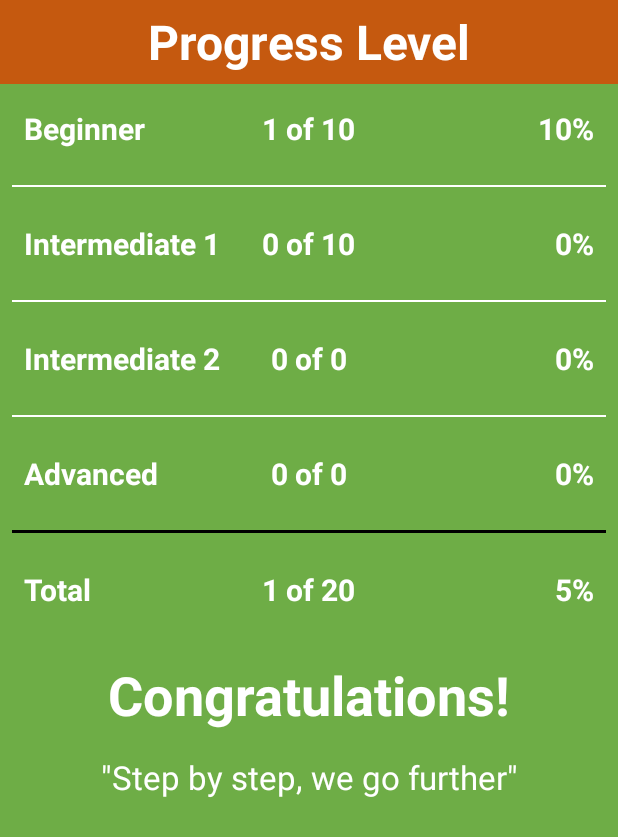
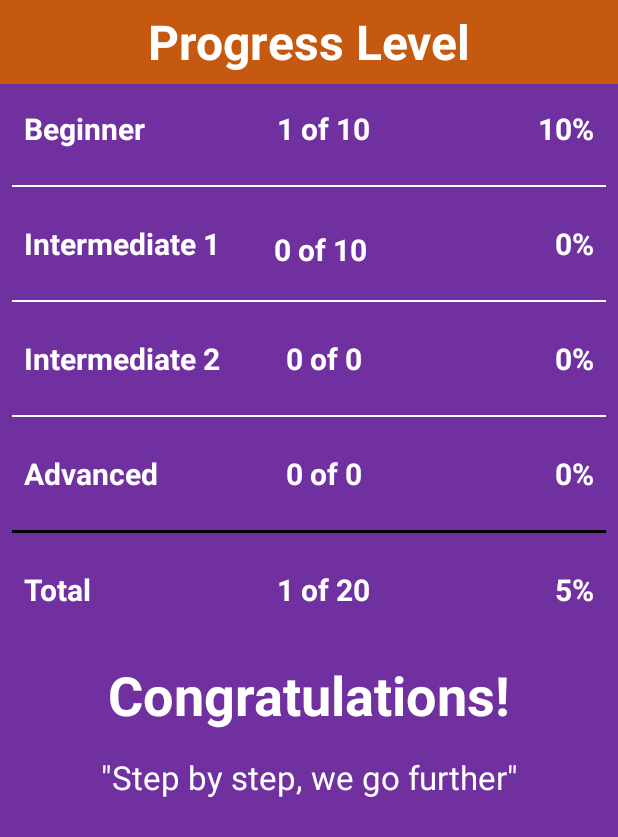
Before and after one commit to cressterrell/2_step_videos, an Android app: the ProgressLevelActivity screen opened directly, with no data from a screen before it, on a phone screen of 412 x 824 dp. Shown: the top 837 px of the screen. Run offline under Robolectric (Android 15) with nearby library versions, the phone set to English and light mode, and no system bars.

Commit message:
Few styling updates. Locked video to portrait. Shifted center column right on progress screen. Made background of progress screen purple. Removed audio on listview click.

```diff
--- a/app/src/main/AndroidManifest.xml
+++ b/app/src/main/AndroidManifest.xml
@@ -40,7 +40,7 @@
             android:name=".SavedRoutinesActivity" android:screenOrientation="portrait"
             android:label="@string/category_saved_routine" />
         <activity
-            android:screenOrientation="landscape"
+            android:screenOrientation="portrait"
             android:configChanges="orientation|keyboardHidden"
             android:name=".DanceDanceVideoPlayer"
             android:label="DDVP" />
--- a/app/src/main/res/layout/progress.xml
+++ b/app/src/main/res/layout/progress.xml
@@ -1,7 +1,7 @@
 <?xml version="1.0" encoding="utf-8"?>
 <RelativeLayout xmlns:android="http://schemas.android.com/apk/res/android"
     android:orientation="vertical" android:layout_width="match_parent"
-    android:background="@color/moves"
+    android:background="@color/progress"
     android:layout_height="match_parent">
 
     <android.support.v7.widget.Toolbar
@@ -40,9 +40,11 @@
         android:textSize="20sp"
         android:textColor="@color/white"
         android:textStyle="bold"
+        android:paddingLeft="20dp"
         android:layout_width="wrap_content"
-        android:layout_margin="16dp"
+        android:layout_marginTop="16dp"
         android:layout_below="@+id/toolbar"
+        android:gravity="center_horizontal"
         android:layout_centerHorizontal="true"/>
     <TextView
         android:layout_height="wrap_content"
@@ -84,7 +86,9 @@
         android:textColor="@color/white"
         android:textStyle="bold"
         android:layout_width="wrap_content"
-        android:layout_margin="16dp"
+        android:layout_margin="20dp"
+        android:paddingLeft="16dp"
+        android:gravity="center_horizontal"
         android:layout_below="@+id/div1"
         android:layout_centerHorizontal="true"/>
     <TextView
@@ -125,7 +129,9 @@
         android:text="X of Y"
         android:textSize="20sp"
         android:textColor="@color/white"
+        android:paddingLeft="20dp"
         android:textStyle="bold"
+        android:gravity="center_horizontal"
         android:layout_width="wrap_content"
         android:layout_margin="16dp"
         android:layout_below="@+id/div2"
@@ -169,7 +175,9 @@
         android:textSize="20sp"
         android:textColor="@color/white"
         android:textStyle="bold"
+        android:paddingLeft="20dp"
         android:layout_width="wrap_content"
+        android:gravity="center_horizontal"
         android:layout_margin="16dp"
         android:layout_below="@+id/div3"
         android:layout_centerHorizontal="true"/>
@@ -212,7 +220,9 @@
         android:textSize="20sp"
         android:textColor="@color/white"
         android:textStyle="bold"
+        android:gravity="center_horizontal"
         android:layout_width="wrap_content"
+        android:paddingLeft="20dp"
         android:layout_margin="16dp"
         android:layout_below="@+id/div4"
         android:layout_centerHorizontal="true"/>
```
Also changed, not shown: app/src/main/java/com/idancealot/twostep/MovesActivity.java (+2 -23 lines), app/src/main/res/layout/videoplayer.xml (+19 -19 lines).
